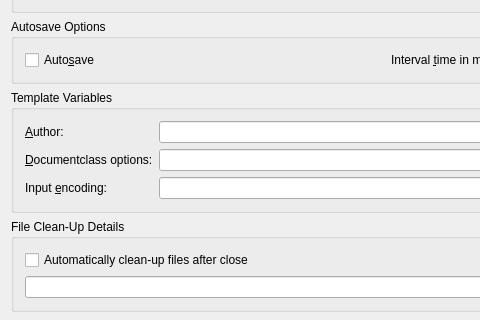
The window that src/widgets/generalconfigwidget.ui (KDE/kile) describes before a commit, drawn with Qt 5; both pictures show x 0 to 480 and y 91 to 411 of the 776 by 510 pixel window.
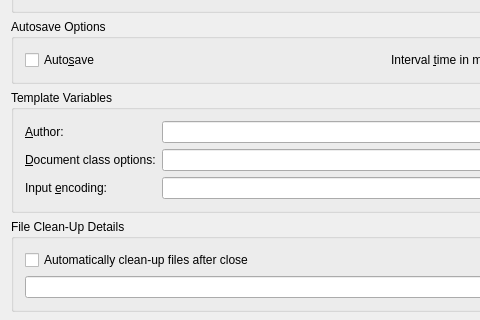
The same window after the commit. Custom widgets are drawn as their Qt base class.

Patch:
```diff
--- a/src/widgets/generalconfigwidget.ui
+++ b/src/widgets/generalconfigwidget.ui
@@ -146,7 +146,7 @@
       <item row="1" column="0" >
        <widget class="QLabel" name="textLabel4" >
         <property name="text" >
-         <string>&amp;Documentclass options:</string>
+         <string>&amp;Document class options:</string>
         </property>
         <property name="wordWrap" >
          <bool>false</bool>
```
